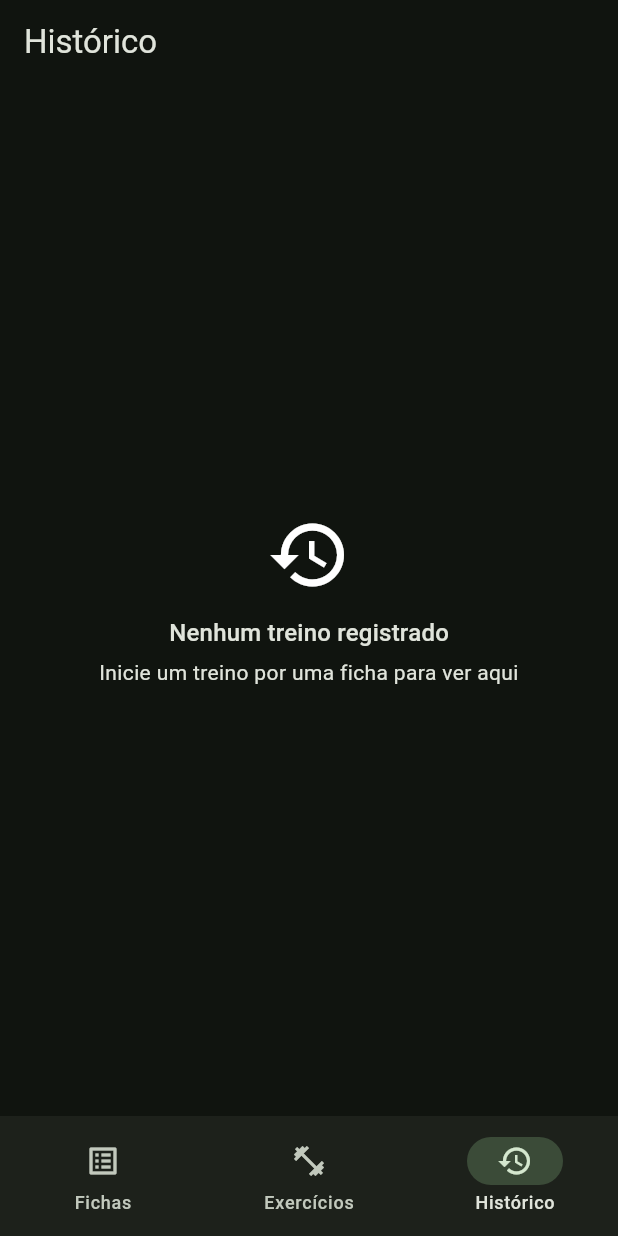
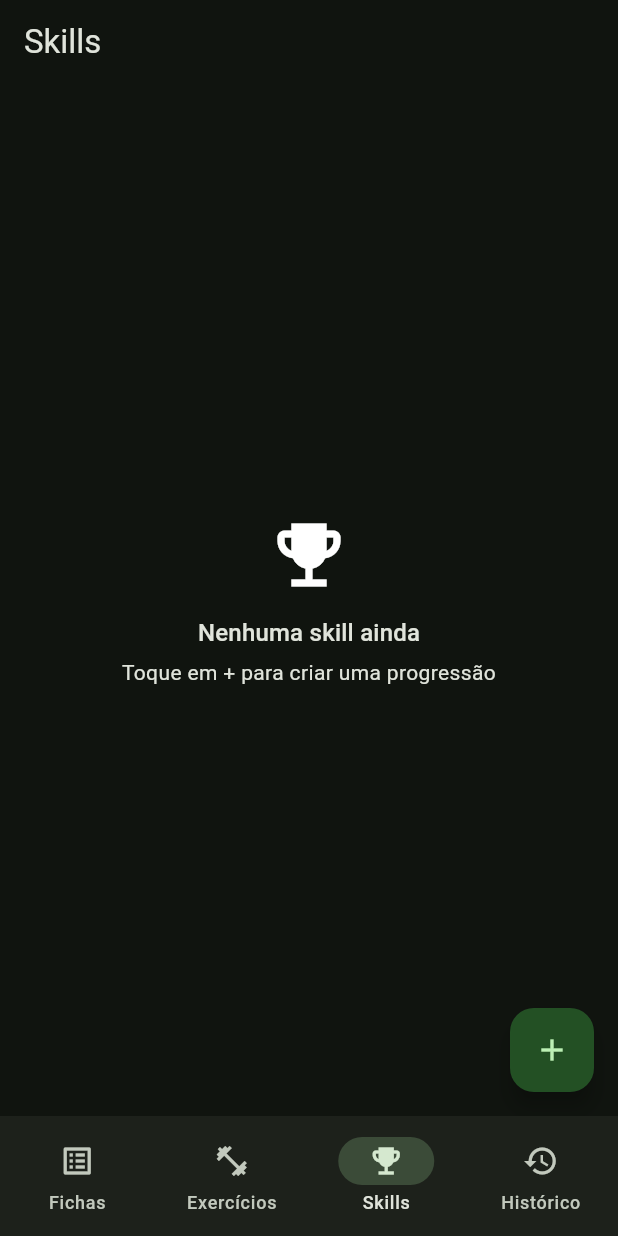
Before and after one commit to victor-rodrigo/calistenia-app, a Flutter app: the screen it shows after launch, item 3 of the bottom bar chosen, on a phone screen of 412 x 824 dp. Run offline on Flutter 3.47's test engine with Material 3 defaults, Android fonts, the phone set to English and light mode, and no system bars; our stand-ins replace drift, drift_flutter, flutter_riverpod, go_router; accounts and stored records are empty; generated files the repository leaves out were written again; statements that could not run were skipped.

Commit message:
progressão de habilidades: aba de skills com passos e progressões prontas

```diff
--- a/lib/app.dart
+++ b/lib/app.dart
@@ -6,6 +6,7 @@ import 'features/exercises/exercises_screen.dart';
 import 'features/history/history_screen.dart';
 import 'features/routines/routines_screen.dart';
 import 'features/shell/scaffold_with_nav.dart';
+import 'features/skills/skills_screen.dart';
 
 final _router = GoRouter(
   initialLocation: '/exercicios',
@@ -27,6 +28,14 @@ final _router = GoRouter(
             GoRoute(
               path: '/exercicios',
               builder: (context, state) => const ExercisesScreen(),
+            ),
+          ],
+        ),
+        StatefulShellBranch(
+          routes: [
+            GoRoute(
+              path: '/skills',
+              builder: (context, state) => const SkillsScreen(),
             ),
           ],
         ),
--- a/lib/features/shell/scaffold_with_nav.dart
+++ b/lib/features/shell/scaffold_with_nav.dart
@@ -20,6 +20,8 @@ class ScaffoldWithNav extends StatelessWidget {
           NavigationDestination(icon: Icon(Icons.list_alt), label: 'Fichas'),
           NavigationDestination(
               icon: Icon(Icons.fitness_center), label: 'Exercícios'),
+          NavigationDestination(
+              icon: Icon(Icons.emoji_events), label: 'Skills'),
           NavigationDestination(icon: Icon(Icons.history), label: 'Histórico'),
         ],
       ),
--- /dev/null
+++ b/lib/features/skills/skills_providers.dart
@@ -0,0 +1,18 @@
+import 'package:flutter_riverpod/flutter_riverpod.dart';
+
+import '../../data/database/database.dart';
+import '../../data/database/database_provider.dart';
+import '../../data/repositories/skill_repository.dart';
+
+final skillRepositoryProvider = Provider<SkillRepository>((ref) {
+  return SkillRepository(ref.watch(databaseProvider));
+});
+
+final skillsProvider = StreamProvider<List<SkillProgression>>((ref) {
+  return ref.watch(skillRepositoryProvider).watchSkills();
+});
+
+final skillStepsProvider =
+    StreamProvider.family<List<SkillStep>, int>((ref, skillId) {
+  return ref.watch(skillRepositoryProvider).watchSteps(skillId);
+});
--- /dev/null
+++ b/lib/features/skills/skills_screen.dart
@@ -0,0 +1,81 @@
+import 'package:flutter/material.dart';
+import 'package:flutter_riverpod/flutter_riverpod.dart';
+
+import '../../core/ui.dart';
+import '../../data/database/database.dart';
+import 'skill_detail_screen.dart';
+import 'skills_providers.dart';
+
+class SkillsScreen extends ConsumerWidget {
+  const SkillsScreen({super.key});
+
+  @override
+  Widget build(BuildContext context, WidgetRef ref) {
+    final skills = ref.watch(skillsProvider);
+
+    return Scaffold(
+      appBar: AppBar(title: const Text('Skills')),
+      floatingActionButton: FloatingActionButton(
+        onPressed: () => _create(context, ref),
+        child: const Icon(Icons.add),
+      ),
+      body: skills.when(
+        loading: () => const Center(child: CircularProgressIndicator()),
+        error: (e, _) => Center(child: Text('Erro: $e')),
+        data: (list) {
+          if (list.isEmpty) {
+            return const EmptyMessage(
+              icon: Icons.emoji_events,
+              titulo: 'Nenhuma skill ainda',
+              subtitulo: 'Toque em + para criar uma progressão',
+            );
+          }
+          return ListView(
+            padding: const EdgeInsets.only(bottom: 88),
+            children: [for (final s in list) _SkillTile(skill: s)],
+          );
+        },
+      ),
+    );
+  }
+
+  Future<void> _create(BuildContext context, WidgetRef ref) async {
+    final nome = await promptText(context, titulo: 'Nova skill', label: 'Nome');
+    if (nome != null && nome.isNotEmpty) {
+      await ref.read(skillRepositoryProvider).createSkill(nome);
+    }
+  }
+}
+
+class _SkillTile extends ConsumerWidget {
+  const _SkillTile({required this.skill});
+
+  final SkillProgression skill;
+
+  @override
+  Widget build(BuildContext context, WidgetRef ref) {
+    final steps = ref.watch(skillStepsProvider(skill.id));
+    final list = steps.asData?.value ?? const <SkillStep>[];
+    final total = list.length;
+    final feitos = list.where((s) => s.conquistadoEm != null).length;
+
+    return ListTile(
+      leading: const Icon(Icons.emoji_events),
+      title: Text(skill.nome),
+      subtitle: total == 0
+          ? const Text('Sem passos')
+          : Column(
+              crossAxisAlignment: CrossAxisAlignment.start,
+              children: [
+                const SizedBox(height: 4),
+                LinearProgressIndicator(value: feitos / total),
+                const SizedBox(height: 2),
+                Text('$feitos de $total'),
+              ],
+            ),
+      onTap: () => Navigator.of(context).push(
+        MaterialPageRoute(builder: (_) => SkillDetailScreen(skill: skill)),
+      ),
+    );
+  }
+}
--- a/lib/main.dart
+++ b/lib/main.dart
@@ -4,12 +4,15 @@ import 'package:flutter_riverpod/flutter_riverpod.dart';
 import 'app.dart';
 import 'data/database/database_provider.dart';
 import 'data/database/seed.dart';
+import 'data/database/skill_seed.dart';
 
 Future<void> main() async {
   WidgetsFlutterBinding.ensureInitialized();
 
   final container = ProviderContainer();
-  await seedFromAsset(container.read(databaseProvider));
+  final db = container.read(databaseProvider);
+  await seedFromAsset(db);
+  await seedDefaultSkills(db);
 
   runApp(
     UncontrolledProviderScope(
```
Also changed, not shown: lib/data/database/skill_seed.dart (added, +79 -0 lines), lib/data/repositories/skill_repository.dart (added, +74 -0 lines), lib/features/skills/skill_detail_screen.dart (added, +106 -0 lines), 3 other files.
